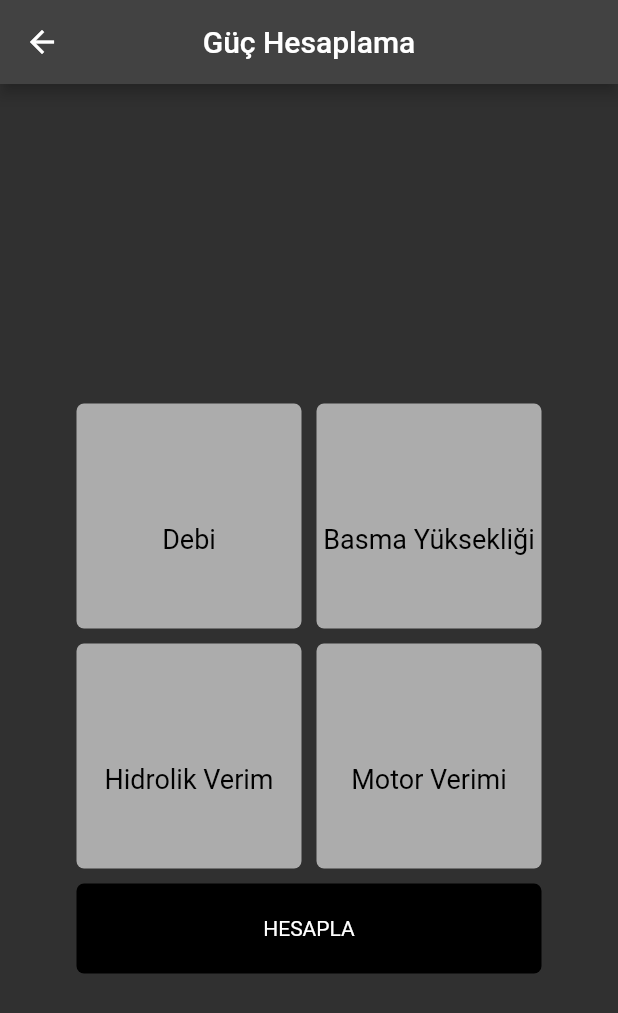
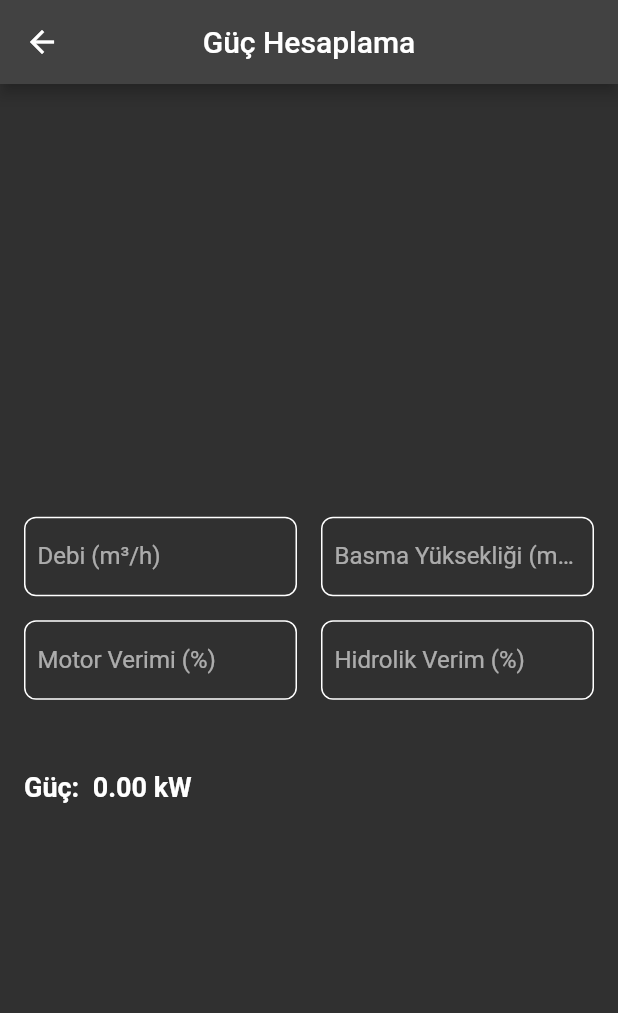
Before and after one commit to ilaydaily/solid_proje, a Flutter app: the PowerDetailsScreen screen opened directly, on a phone screen of 412 x 824 dp. Shown: the top 1013 px of the screen. Run offline on Flutter 3.47's test engine with Material 2 defaults, Android fonts, the light colour scheme and no system bars.

Commit message:
güç sayfası değiştirildi

```diff
--- a/lib/screens/guc.dart
+++ b/lib/screens/guc.dart
@@ -1,9 +1,6 @@
 import 'package:flutter/material.dart';
 
 class PowerDetailsScreen extends StatefulWidget {
-  //final String colorName;
-  // PowerDetailsScreen({required this.colorName});
-
   @override
   _PowerDetailsScreenState createState() => _PowerDetailsScreenState();
 }
@@ -14,97 +11,34 @@ class _PowerDetailsScreenState extends State<PowerDetailsScreen> {
   TextEditingController hidrVrmController = TextEditingController();
   TextEditingController motorVrmController = TextEditingController();
 
-  String result = ' ';
+  double result = 0.0;
+  String errorMessage = '';
 
-  //double diameter = 0.0;
-  double guc = 0.0;
+  String debiUnit = 'm³/h';
+  String totalHMUnit = 'mSS';
+  String nMotorUnit = '%';
+  String nHidrolikUnit = '%';
 
-  void operate() {
-    // Define your operate function logic here
-  }
-
-  double advancedResult() {
-
-    if(debiController.text.isNotEmpty && hmController.text.isNotEmpty
-        && hidrVrmController.text.isNotEmpty && motorVrmController.text.isNotEmpty){
-      double debi_conv = double.parse(debiController.text.replaceAll(',', '.'));
-      double total_HM = double.parse(hmController.text.replaceAll(',', '.'));
-      double NMotor = double.parse(motorVrmController.text.replaceAll(',', '.'));
-      double NHidrolik = double.parse(hidrVrmController.text.replaceAll(',', '.'));
-
-      if(NMotor * NHidrolik != 0){
-        var guc = (debi_conv * total_HM) / (NMotor * 367.2 * NHidrolik);
-      }
-      else {
-        showDialog(
-          context: context,
-          builder: (BuildContext context) {
-            return AlertDialog(
-              title: Text('Dikkat!'),
-              content: Text('Sayılar Dengeli Değil!'),
-              actions: <Widget>[
-                TextButton(
-                  onPressed: () {
-                    Navigator.of(context).pop();
-                  },
-                  child: Text('Tamam'),
-                ),
-              ],
-            );
-          },
-        );
-      }
-    }
-    else {
-      showDialog(
-        context: context,
-        builder: (BuildContext context) {
-          return AlertDialog(
-            title: Text('Dikkat!'),
-            content: Text('Girilmeyen Alanları Doldurun!'),
-            actions: <Widget>[
-              TextButton(
-                onPressed: () {
-                  Navigator.of(context).pop();
-                },
-                child: Text('Tamam'),
-              ),
-            ],
-          );
-        },
-      );
-    }
-    return guc;
-  }
-
-  @override
-  void initState() {
-    super.initState();
-    debiController.addListener(_updateResult);
-    hmController.addListener(_updateResult);
-    hidrVrmController.addListener(_updateResult);
-    motorVrmController.addListener(_updateResult);
-  }
-
-  void _updateResult() {
-    double powerResult = calculatePower();
-    setState(() {
-      result = 'Sonuç: ${powerResult.toStringAsFixed(2)}';
-    });
-  }
-
-  double calculatePower() {
-
+  void _calculatePower() {
     double debi_conv = double.tryParse(debiController.text) ?? 0.0;
     double total_HM = double.tryParse(hmController.text) ?? 0.0;
     double NMotor = double.tryParse(hidrVrmController.text) ?? 0.0;
     double NHidrolik = double.tryParse(motorVrmController.text) ?? 0.0;
 
-    // Burada güç hesaplama işlemlerini gerçekleştirin, örneğin:
-    // double result = value1 + value2 + value3 + value4;
-    double guc = (debi_conv * total_HM) / (NMotor * 367.2 * NHidrolik/10000);
+    if (debi_conv == 0 || total_HM == 0 || NMotor == 0 || NHidrolik == 0) {
+      setState(() {
+        errorMessage = 'Lütfen tüm alanları doldurun.';
+        result = 0.0;
+      });
+    } else {
+      setState(() {
+        errorMessage = '';
+        result = calculatePower(debi_conv, total_HM, NMotor, NHidrolik);
+      });
+    } }
 
-    return guc;
+  void updateResultOnChange() {
+    _calculatePower();
   }
 
   @override
@@ -118,118 +52,132 @@ class _PowerDetailsScreenState extends State<PowerDetailsScreen> {
         centerTitle: true,
       ),
       body: Center(
+        child: Padding(
+          padding: EdgeInsets.all(16.0),
           child: Column(
+            crossAxisAlignment: CrossAxisAlignment.stretch,
             mainAxisAlignment: MainAxisAlignment.center,
-          children: [
-            Text(
-              result,
-              style: TextStyle(fontSize: 24, color: Colors.white),
+            children: <Widget>[
+              Row(
+                children: <Widget>[
+                  Expanded(
+                    child: Container(
+                      decoration: BoxDecoration(
+                        border: Border.all(
+                          color: Colors.white,
+                          width: 1.0, //kutucuk kenar kalınlığı
                         ),
-            SizedBox(height: 20),
-            Row(
-              mainAxisAlignment: MainAxisAlignment.center,
-              children: [
-                _buildSquare("Debi", debiController),
-                SizedBox(width: 10),
-                _buildSquare("Basma Yüksekliği",hmController),
-              ],
+                        borderRadius: BorderRadius.circular(8.0),
                       ),
-            SizedBox(height: 10),
-            Row(
-              mainAxisAlignment: MainAxisAlignment.center,
-              children: [
-                _buildSquare("Hidrolik Verim", hidrVrmController),
-                SizedBox(width: 10),
-                _buildSquare("Motor Verimi",motorVrmController),
-              ],
+                      child: TextField(
+                        controller: debiController,
+                        onChanged: (value) => updateResultOnChange(),
+                        decoration: InputDecoration(
+                          labelText: 'Debi ($debiUnit)',
+                          border: InputBorder.none, // Dış kenarı kaldır
+                          contentPadding:
+                          EdgeInsets.all(8.0), // İçeriği hizala
                         ),
-
-            Padding(
-              padding: const EdgeInsets.all(10.0),
-              child: Row(
-                mainAxisAlignment: MainAxisAlignment.center,
-                children: [
-                  GestureDetector(
-                    onTap: () {
-                      // Add your code here to handle the tap/click action
-                      // For example, you can show a dialog or navigate to a new screen.
-                      print('container tapped!');
-                      _updateResult();
-                    },
+                      ),
+                    ),
+                  ),
+                  SizedBox(width: 16.0),
+                  Expanded(
                     child: Container(
-                      width: 310,
-                      height: 60,
                       decoration: BoxDecoration(
-                        color: Colors.black,
-                        shape: BoxShape.rectangle,
-                        borderRadius: BorderRadius.circular(5),
+                        border: Border.all(
+                          color: Colors.white,
+                          width: 1.0,
                         ),
-                      alignment: Alignment.center,
-                      child: Text('HESAPLA'),
+                        borderRadius: BorderRadius.circular(
+                            8.0),
+                      ),
+                      child: TextField(
+                        controller: hmController,
+                        onChanged: (value) => updateResultOnChange(),
+                        decoration: InputDecoration(
+                          labelText: 'Basma Yüksekliği ($totalHMUnit)',
+                          border: InputBorder.none,
+                          contentPadding:
+                          EdgeInsets.all(8.0),
+                        ),
+                      ),
                     ),
                   ),
                 ],
               ),
-            )
-            //),
+
+              SizedBox(height: 16.0),
+
+              Row(
+                children: <Widget>[
+                  Expanded(
+                    child: Container(
+                      decoration: BoxDecoration(
+                        border: Border.all(
+                          color: Colors.white,
+                          width: 1.0,
+                        ),
+                        borderRadius: BorderRadius.circular(
+                            8.0),
+                      ),
+                      child: TextField(
+                        controller: motorVrmController,
+                        onChanged: (value) => updateResultOnChange(),
+                        decoration: InputDecoration(
+                          labelText: 'Motor Verimi ($nMotorUnit)',
+                          border: InputBorder.none,
+                          contentPadding:
+                          EdgeInsets.all(8.0),
+                        ),
+                      ),
+                    ),
+                  ),
+                  SizedBox(width: 16.0),
+                  Expanded(
+                    child: Container(
+                      decoration: BoxDecoration(
+                        border: Border.all(
+                          color: Colors.white,
+                          width: 1.0,
+                        ),
+                        borderRadius: BorderRadius.circular(
+                            8.0),
+                      ),
+                      child: TextField(
+                        controller: hidrVrmController,
+                        onChanged: (value) => updateResultOnChange(),
+                        decoration: InputDecoration(
+                          labelText: 'Hidrolik Verim ($nHidrolikUnit)',
+                          border: InputBorder.none,
+                          contentPadding:
+                          EdgeInsets.all(8.0),
+                        ),
+                      ),
+                    ),
+                  ),
                 ],
+              ),
+              SizedBox(height: 16.0),
+              Text(
+                errorMessage,
+                style: TextStyle(color: Colors.red),
+              ),
+              SizedBox(height: 16.0),
+              Text(
+                'Güç:  ${result.toStringAsFixed(2)} kW',
+                style: TextStyle(
+                    fontSize: 18, fontWeight: FontWeight.bold),
+              ),
+            ],
+          ),
         ),
       ),
     );
   }
-
-  Widget _buildSquare(String additionalText, TextEditingController controller) {
-    return GestureDetector(
-      onTap: () {
-        _showInputDialog(controller);
-      },
-      child: Container(
-        width: 150,
-        height: 150,
-        decoration: BoxDecoration(
-          color: Colors.white60,
-          shape: BoxShape.rectangle,
-          borderRadius: BorderRadius.circular(5),
-        ),
-        alignment: Alignment.center,
-        child: Column( // Use a Column to stack content vertically
-          mainAxisAlignment: MainAxisAlignment.center,
-          children: [
-            Text(
-              controller.text,
-              style: TextStyle(fontSize: 18, color: Colors.black),
-            ),
-            SizedBox(height: 10), // Add spacing between the text
-            Text(
-              additionalText,
-              style: TextStyle(fontSize: 18, color: Colors.black),
-            ),
-          ],
-        ),
-      ),
-    );
 }
 
-  void _showInputDialog(TextEditingController controller) {
-    showDialog(
-      context: context,
-      builder: (context) {
-        return AlertDialog(
-          title: Text("Veri Girin"),
-          content: TextField(
-            controller: controller,
-            keyboardType: TextInputType.text,
-          ),
-          actions: <Widget>[
-            ElevatedButton(
-              onPressed: () {
-                Navigator.of(context).pop();
-              },
-              child: Text("Tamam"),
-            ),
-          ],
-        );
-      },
-    );
+double calculatePower(double debi_conv, double total_HM, double NMotor, double NHidrolik) {
+  double guc = (debi_conv * total_HM) / (NMotor * 367.2 * NHidrolik/10000);
+  return guc;
 }
-}
```
Lines whose indentation alone changed are shown as unchanged.
